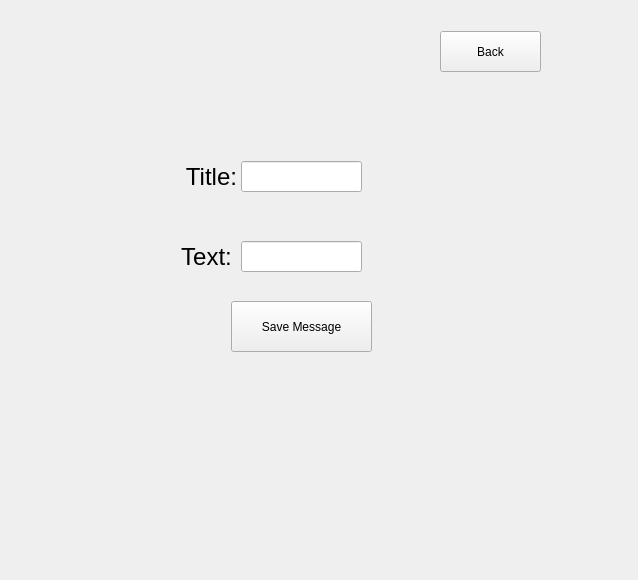
Old version of the form CuringCamPAINS/gui/resourcesgui.ui in the repository CS-205-S22/CuringCamPAINS.
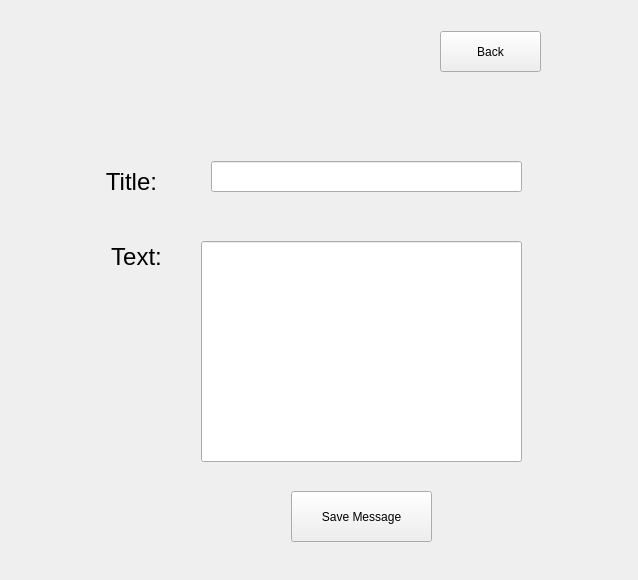
New version of the form.

What changed in the file:
```diff
--- a/CuringCamPAINS/gui/resourcesgui.ui
+++ b/CuringCamPAINS/gui/resourcesgui.ui
@@ -65,18 +65,18 @@
       <widget class="QLineEdit" name="lineEdit_text">
        <property name="geometry">
         <rect>
-         <x>230</x>
+         <x>190</x>
          <y>230</y>
-         <width>121</width>
-         <height>31</height>
+         <width>321</width>
+         <height>221</height>
         </rect>
        </property>
       </widget>
       <widget class="QPushButton" name="pushButton_saveMessage">
        <property name="geometry">
         <rect>
-         <x>220</x>
-         <y>290</y>
+         <x>280</x>
+         <y>480</y>
          <width>141</width>
          <height>51</height>
         </rect>
@@ -88,9 +88,9 @@
       <widget class="QLineEdit" name="lineEdit_title">
        <property name="geometry">
         <rect>
-         <x>230</x>
+         <x>200</x>
          <y>150</y>
-         <width>121</width>
+         <width>311</width>
          <height>31</height>
         </rect>
        </property>
@@ -98,8 +98,8 @@
       <widget class="QLabel" name="label_title">
        <property name="geometry">
         <rect>
-         <x>160</x>
-         <y>145</y>
+         <x>80</x>
+         <y>150</y>
          <width>81</width>
          <height>41</height>
         </rect>
@@ -119,7 +119,7 @@
       <widget class="QLabel" name="label_text">
        <property name="geometry">
         <rect>
-         <x>160</x>
+         <x>90</x>
          <y>230</y>
          <width>71</width>
          <height>31</height>
```
